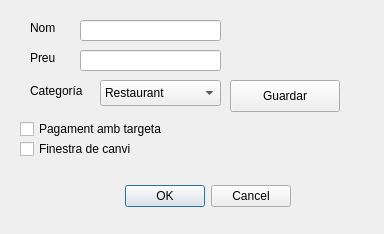
This is templates/config.ui in francescpuig7/cash as Qt 5 draws it before an edit. The edited form follows.
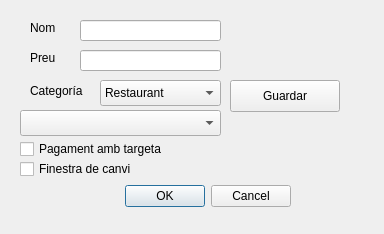
This is the edited form.

```diff
--- a/templates/config.ui
+++ b/templates/config.ui
@@ -53,7 +53,7 @@
    <property name="geometry">
     <rect>
      <x>20</x>
-     <y>120</y>
+     <y>140</y>
      <width>161</width>
      <height>18</height>
     </rect>
@@ -66,7 +66,7 @@
    <property name="geometry">
     <rect>
      <x>20</x>
-     <y>140</y>
+     <y>160</y>
      <width>151</width>
      <height>18</height>
     </rect>
@@ -152,6 +152,16 @@
     </property>
    </item>
   </widget>
+  <widget class="QComboBox" name="comboBox_selectEmployee">
+   <property name="geometry">
+    <rect>
+     <x>20</x>
+     <y>110</y>
+     <width>201</width>
+     <height>26</height>
+    </rect>
+   </property>
+  </widget>
  </widget>
  <resources/>
  <connections>
```
